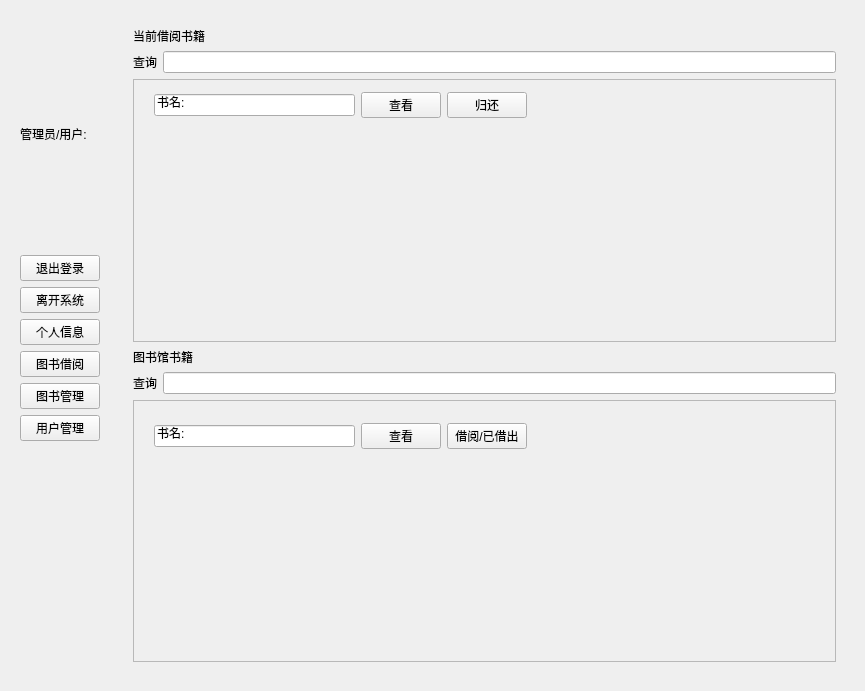
Old version of the form class/图书管理系统3/主界面.ui in the repository QLluck/python.
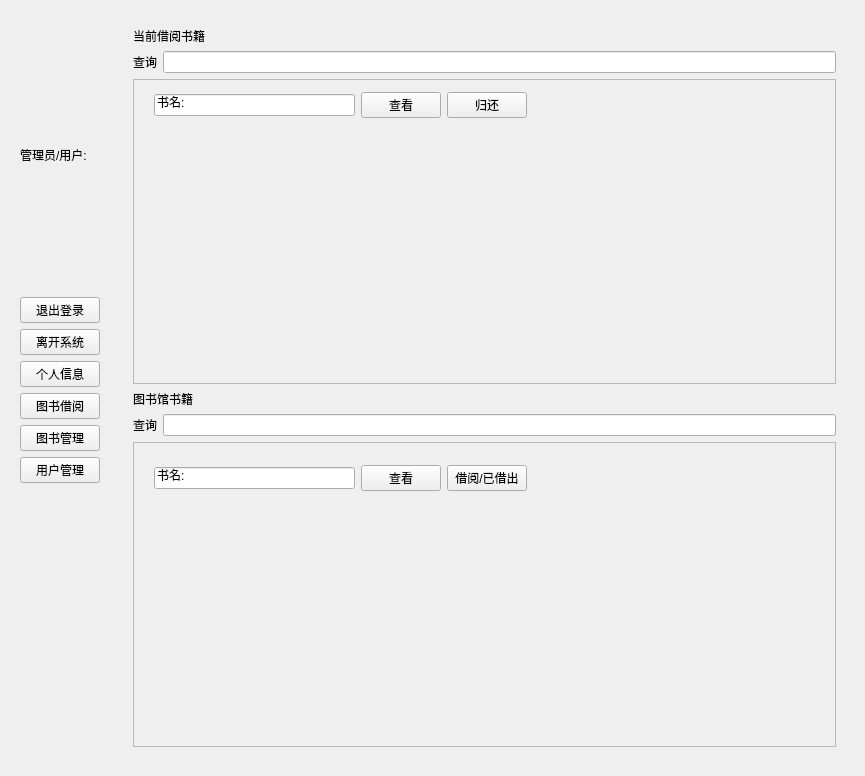
New version of the form. The open tabs and pages were chosen to show the change.

The edit to the form file:
```diff
--- a/class/图书管理系统3/主界面.ui
+++ b/class/图书管理系统3/主界面.ui
@@ -7,7 +7,7 @@
     <x>0</x>
     <y>0</y>
     <width>865</width>
-    <height>691</height>
+    <height>776</height>
    </rect>
   </property>
   <property name="sizePolicy">
@@ -374,8 +374,8 @@
               <rect>
                <x>0</x>
                <y>0</y>
-               <width>673</width>
-               <height>253</height>
+               <width>706</width>
+               <height>302</height>
               </rect>
              </property>
              <widget class="QWidget" name="layoutWidget_3">
@@ -445,8 +445,8 @@
               <rect>
                <x>0</x>
                <y>0</y>
-               <width>673</width>
-               <height>253</height>
+               <width>706</width>
+               <height>302</height>
               </rect>
              </property>
              <widget class="QWidget" name="layoutWidget_4">
```
Left out of the diff: 10 changed lines with no effect on the pictures.
